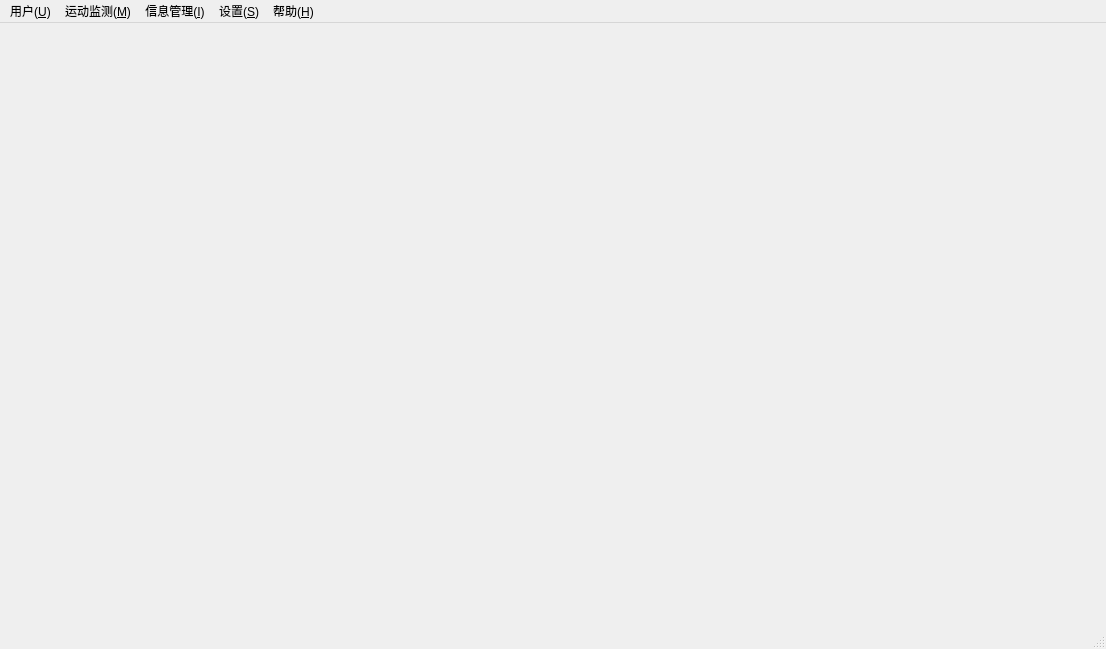
Qt form Goat/mainwindow.ui (po-ppy/NewGoat) before a commit.
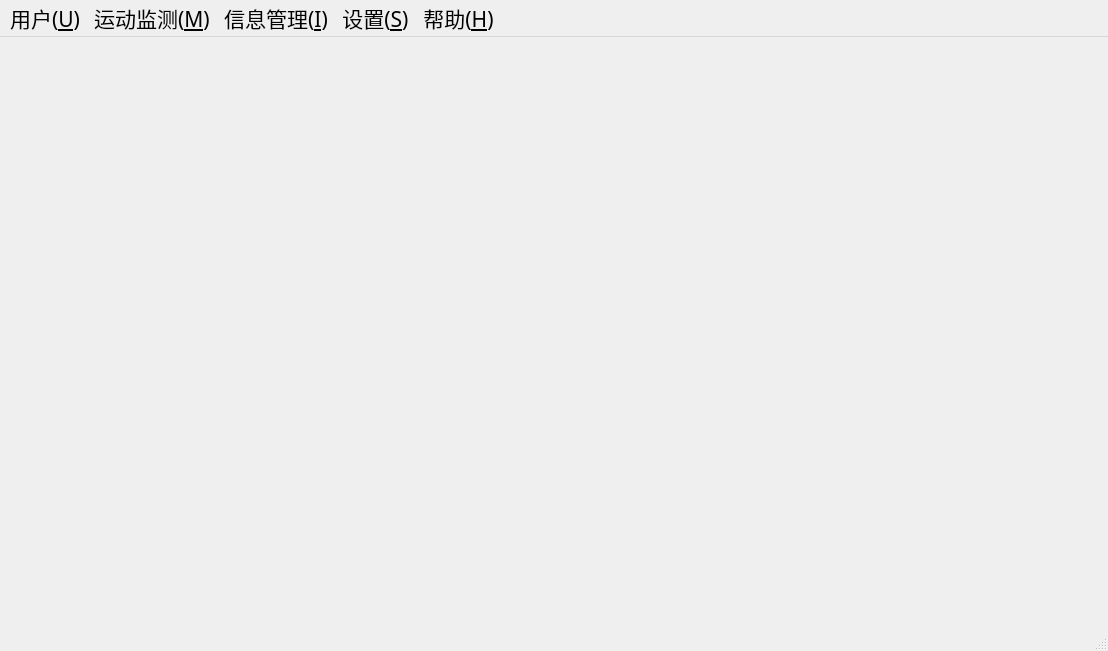
The same form after that commit. Icons and pictures are not drawn.

Diff of the .ui file:
```diff
--- a/Goat/mainwindow.ui
+++ b/Goat/mainwindow.ui
@@ -6,10 +6,15 @@
    <rect>
     <x>0</x>
     <y>0</y>
-    <width>1106</width>
-    <height>649</height>
+    <width>1108</width>
+    <height>651</height>
    </rect>
   </property>
+  <property name="font">
+   <font>
+    <pointsize>14</pointsize>
+   </font>
+  </property>
   <property name="windowTitle">
    <string>MainWindow</string>
   </property>
@@ -33,11 +38,23 @@
     <rect>
      <x>0</x>
      <y>0</y>
-     <width>1106</width>
-     <height>22</height>
+     <width>1108</width>
+     <height>27</height>
     </rect>
    </property>
+   <property name="font">
+    <font>
+     <family>黑体</family>
+     <pointsize>16</pointsize>
+    </font>
+   </property>
    <widget class="QMenu" name="menuYonghu">
+    <property name="font">
+     <font>
+      <family>黑体</family>
+      <pointsize>14</pointsize>
+     </font>
+    </property>
     <property name="title">
      <string>用户(&amp;U)</string>
     </property>
@@ -46,6 +63,12 @@
     <addaction name="actionExit"/>
    </widget>
    <widget class="QMenu" name="menu_I">
+    <property name="font">
+     <font>
+      <family>黑体</family>
+      <pointsize>14</pointsize>
+     </font>
+    </property>
     <property name="title">
      <string>信息管理(&amp;I)</string>
     </property>
@@ -87,6 +110,12 @@
     <addaction name="menu_4"/>
    </widget>
    <widget class="QMenu" name="menu_S">
+    <property name="font">
+     <font>
+      <family>黑体</family>
+      <pointsize>14</pointsize>
+     </font>
+    </property>
     <property name="title">
      <string>设置(&amp;S)</string>
     </property>
@@ -94,12 +123,24 @@
     <addaction name="action_houseBinding"/>
    </widget>
    <widget class="QMenu" name="menu_H">
+    <property name="font">
+     <font>
+      <family>黑体</family>
+      <pointsize>14</pointsize>
+     </font>
+    </property>
     <property name="title">
      <string>帮助(&amp;H)</string>
     </property>
     <addaction name="actionHelp"/>
    </widget>
    <widget class="QMenu" name="menu_M">
+    <property name="font">
+     <font>
+      <family>黑体</family>
+      <pointsize>14</pointsize>
+     </font>
+    </property>
     <property name="title">
      <string>运动监测(&amp;M)</string>
     </property>
@@ -111,7 +152,14 @@
    <addaction name="menu_S"/>
    <addaction name="menu_H"/>
   </widget>
-  <widget class="QStatusBar" name="statusBar"/>
+  <widget class="QStatusBar" name="statusBar">
+   <property name="font">
+    <font>
+     <family>微软雅黑</family>
+     <pointsize>14</pointsize>
+    </font>
+   </property>
+  </widget>
   <action name="actionLogin">
    <property name="text">
     <string>登录</string>
```
Left out of the diff: 162 changed lines with no effect on the pictures.
